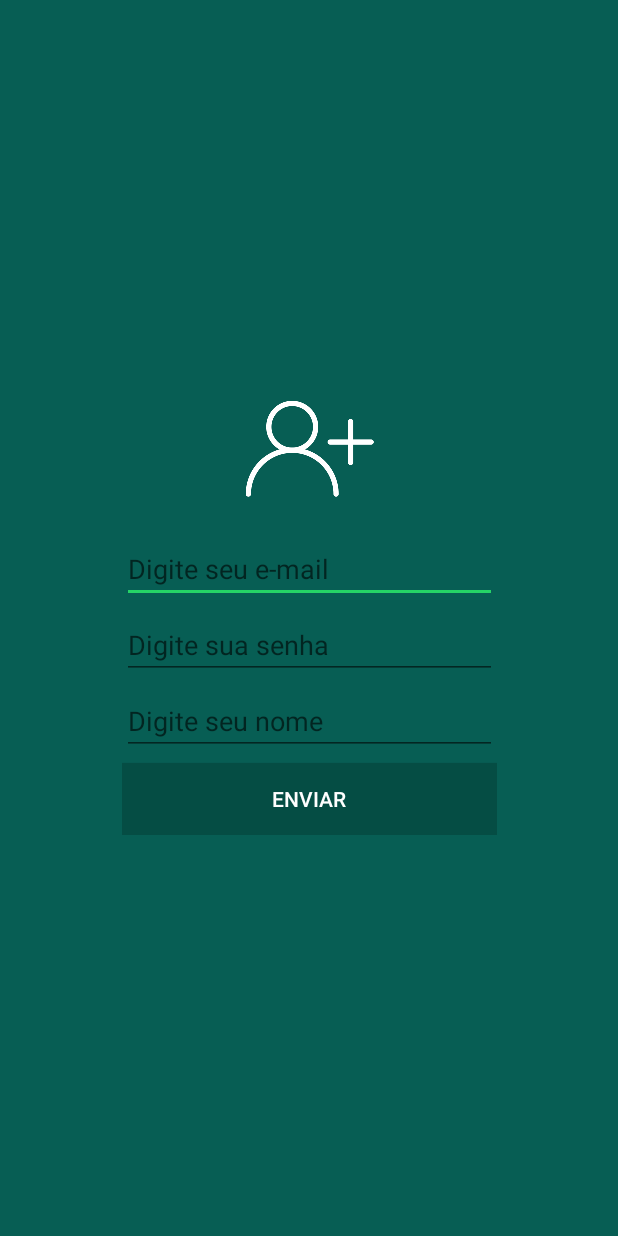
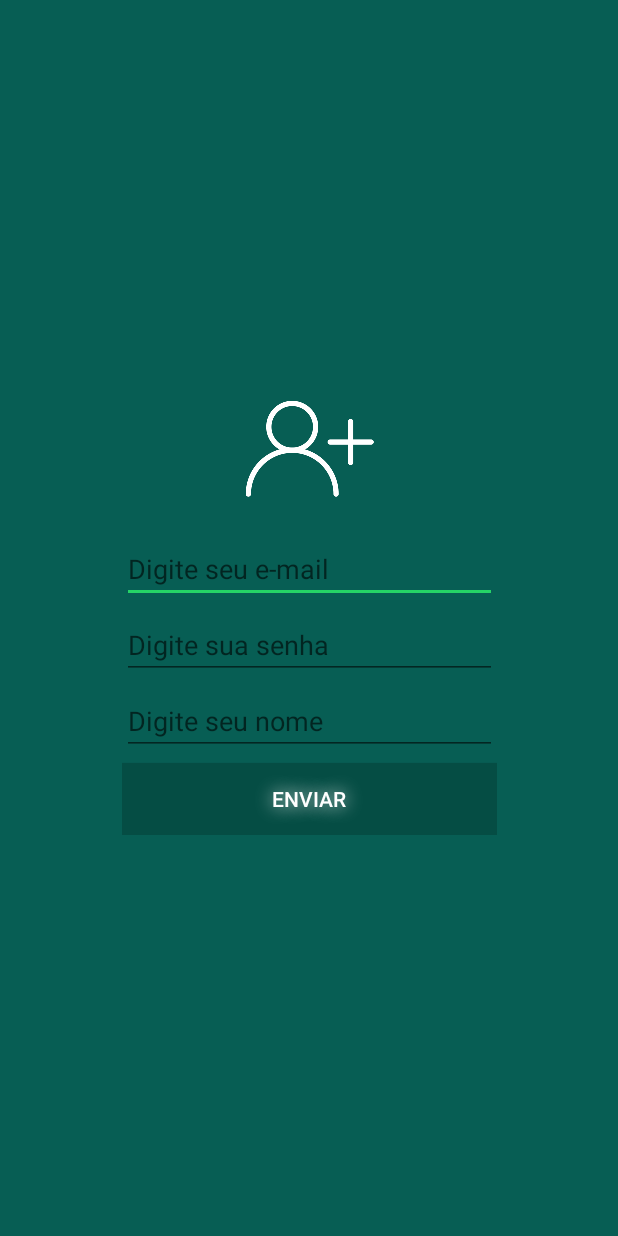
Before and after one commit to clsilv89/BeTheHero, an Android app: the CreateAccountActivity screen opened directly, with no data from a screen before it, on a phone screen of 412 x 824 dp. Run offline under Robolectric (Android 15) with nearby library versions, the phone set to English and light mode, and no system bars; our stand-ins replace Firebase (no records; nobody signed in at launch, a user with empty details on screens opened directly).

Commit message:
change project commit

```diff
--- a/app/src/main/java/com/caiosilva/myapplication/activity/CreateAccountActivity.kt
+++ b/app/src/main/java/com/caiosilva/myapplication/activity/CreateAccountActivity.kt
@@ -3,6 +3,8 @@ package com.caiosilva.myapplication.activity
 import androidx.appcompat.app.AppCompatActivity
 import android.os.Bundle
 import android.util.Log
+import android.view.View
+import android.view.ViewGroup
 import android.widget.Button
 import android.widget.EditText
 import android.widget.Toast
@@ -10,12 +12,10 @@ import com.caiosilva.myapplication.R
 import com.caiosilva.myapplication.config.FirebaseConfig
 import com.caiosilva.myapplication.model.User
 import com.google.firebase.auth.FirebaseAuth
-import com.google.firebase.auth.FirebaseUser
 
 class CreateAccountActivity : AppCompatActivity() {
 
     private lateinit var authentication: FirebaseAuth
-    private lateinit var converter: String
 
     @ExperimentalStdlibApi
     override fun onCreate(savedInstanceState: Bundle?) {
@@ -27,6 +27,9 @@ class CreateAccountActivity : AppCompatActivity() {
         val userNameEditText = findViewById<EditText>(R.id.create_account_username_et)
         val emailEditText = findViewById<EditText>(R.id.create_account_email_et)
         val passwordEditText = findViewById<EditText>(R.id.create_account_password_et)
+
+        createAccountButton.setShadowLayer(15.0F, 0.0F, 0.0F,
+            resources.getColor(R.color.white))
 
         createAccountButton.setOnClickListener {
             val user = User()
@@ -47,13 +50,16 @@ class CreateAccountActivity : AppCompatActivity() {
                     createUser(user)
 
                 } else {
-                    Toast.makeText(this, "Campo NOME obrigatório!", Toast.LENGTH_SHORT).show()
+                    Toast.makeText(this, "Campo NOME obrigatório!",
+                        Toast.LENGTH_SHORT).show()
                 }
             } else {
-                Toast.makeText(this, "Campo SENHA obrigatório!", Toast.LENGTH_SHORT).show()
+                Toast.makeText(this, "Campo SENHA obrigatório!",
+                    Toast.LENGTH_SHORT).show()
             }
         } else {
-            Toast.makeText(this, "Campo EMAIL obrigatório!", Toast.LENGTH_SHORT).show()
+            Toast.makeText(this, "Campo EMAIL obrigatório!",
+                Toast.LENGTH_SHORT).show()
         }
     }
 
@@ -80,7 +86,8 @@ class CreateAccountActivity : AppCompatActivity() {
                     }
                 } else {
                     Log.d("Authentication", task.exception.toString())
-                    Toast.makeText(this, task.exception.toString(), Toast.LENGTH_LONG).show()
+                    Toast.makeText(this, task.exception.toString(),
+                        Toast.LENGTH_LONG).show()
                 }
             }
     }
--- a/app/src/main/java/com/caiosilva/myapplication/adapter/ContactsAdapter.kt
+++ b/app/src/main/java/com/caiosilva/myapplication/adapter/ContactsAdapter.kt
@@ -14,7 +14,8 @@ import com.caiosilva.myapplication.model.User
 import de.hdodenhof.circleimageview.CircleImageView
 import kotlinx.android.synthetic.main.contact_item_rv.view.*
 
-class ContactsAdapter (private val contactsList: ArrayList<User>, private val applicationContext: Context)
+class ContactsAdapter (private val contactsList: ArrayList<User>,
+                       private val applicationContext: Context)
     : RecyclerView.Adapter<ContactsAdapter.ViewHolder>() {
 
     private val contacts = this.contactsList
--- a/app/src/main/res/layout/activity_create_account.xml
+++ b/app/src/main/res/layout/activity_create_account.xml
@@ -67,7 +67,11 @@
             android:layout_marginTop="5dp"
             android:text="@string/send_btn_text"
             android:textColor="@color/white"
-            android:background="@color/colorPrimaryDark"/>
+            android:background="@color/colorPrimaryDark"
+            android:shadowColor="@color/white"
+            android:shadowDx="0.0"
+            android:shadowDy="0.0"
+            android:shadowRadius="15"/>
 
     </androidx.constraintlayout.widget.ConstraintLayout>
 
```
Also changed, not shown: app/src/main/java/com/caiosilva/myapplication/helper/FirebaseUser.kt (+8 -4 lines).
